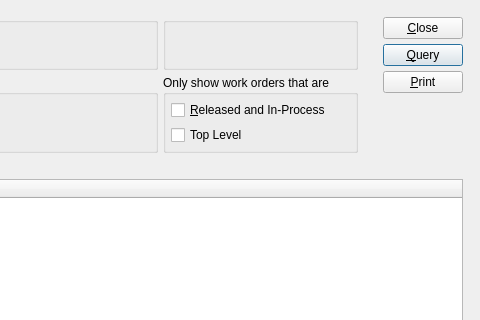
This is guiclient/dspWoScheduleByParameterList.ui in Pegasus-RPG/xtuple-client as Qt 5 draws it before an edit; both pictures show x 320 to 800 and y 0 to 320 of the 800 by 600 pixel window. The edited form follows.
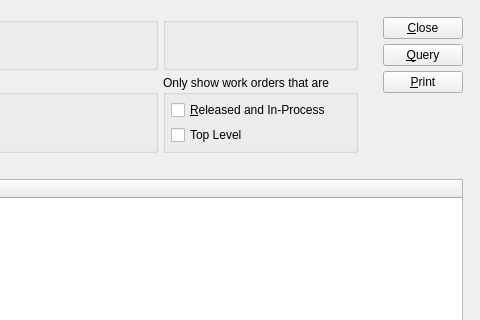
This is the edited form. Custom widgets are drawn as their Qt base class.

```diff
--- a/guiclient/dspWoScheduleByParameterList.ui
+++ b/guiclient/dspWoScheduleByParameterList.ui
@@ -164,7 +164,7 @@
               <bool>true</bool>
              </property>
              <property name="default">
-              <bool>true</bool>
+              <bool>false</bool>
              </property>
             </widget>
            </item>
```
Left out of the diff: 1 changed line with no effect on the pictures.
